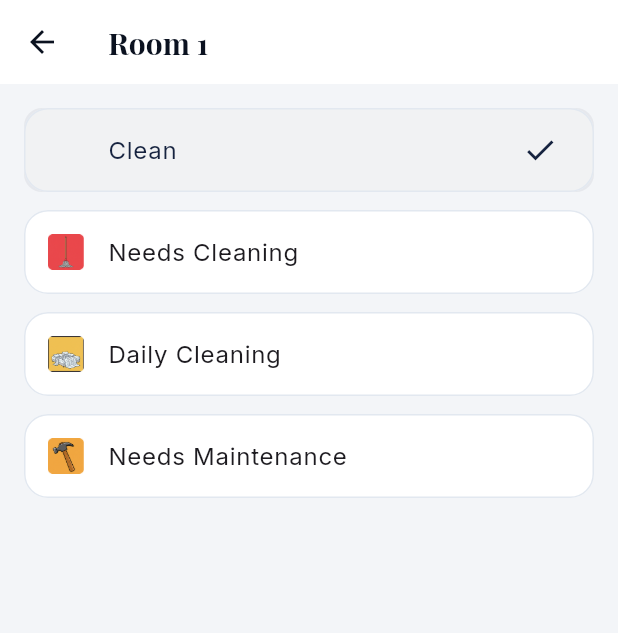
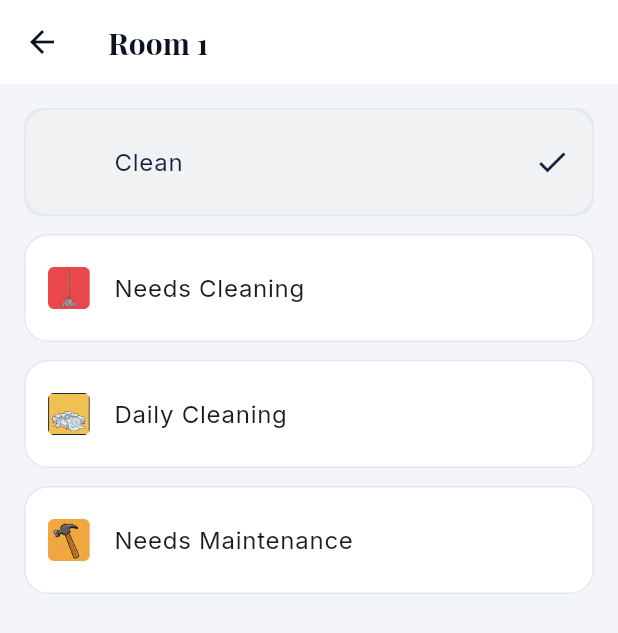
Before and after one commit to ZanjiOfficial/NFHotel, a Flutter app: the RoomOverview screen opened directly, after a tap on an icon or button, on a phone screen of 412 x 824 dp. Shown: the top 633 px of the screen. Run offline on Flutter 3.47's test engine with Material 3 defaults, Android fonts, the phone set to English and light mode, and no system bars; our stand-ins replace flutter_login, google_fonts; network calls fail.

Commit message:
refactor: improve code readability and layout in AdministrationPanel and RoomView

```diff
--- a/src/mobil_application/lib/Presentation/RoomList.dart
+++ b/src/mobil_application/lib/Presentation/RoomList.dart
@@ -39,12 +39,15 @@ class RoomOverview extends StatelessWidget {
           ),
         ],
       ),
-      body: ListenableBuilder(
+      body: SafeArea(
+        child: ListenableBuilder(
           listenable: roomController,
+          // 2 columns on phones, more on wider screens
           builder: (context, _) => GridView.builder(
             padding: const EdgeInsets.all(16),
-          gridDelegate: const SliverGridDelegateWithFixedCrossAxisCount(
-            crossAxisCount: 3,
+            gridDelegate: const SliverGridDelegateWithMaxCrossAxisExtent(
+              maxCrossAxisExtent: 200,
+              childAspectRatio: 0.9,
               mainAxisSpacing: 12,
               crossAxisSpacing: 12,
             ),
@@ -60,6 +63,7 @@ class RoomOverview extends StatelessWidget {
             ),
           ),
         ),
+      ),
     );
   }
 }
--- a/src/mobil_application/lib/Presentation/RoomView.dart
+++ b/src/mobil_application/lib/Presentation/RoomView.dart
@@ -14,7 +14,8 @@ class RoomView extends StatelessWidget {
   Widget build(BuildContext context) {
     return Scaffold(
       appBar: AppBar(title: Text('Room ${room.number}')),
-      body: ListenableBuilder(
+      body: SafeArea(
+        child: ListenableBuilder(
           listenable: roomController,
           builder: (context, _) => ListView(
             padding: const EdgeInsets.all(16),
@@ -24,7 +25,8 @@ class RoomView extends StatelessWidget {
                   padding: const EdgeInsets.only(bottom: 12),
                   child: Card(
                     child: ListTile(
-                    leading: StatusIcon(status: status, size: 24),
+                      contentPadding: const EdgeInsets.symmetric(horizontal: 16, vertical: 8),
+                      leading: StatusIcon(status: status, size: 28),
                       title: Text(status.label),
                       selected: room.status == status,
                       trailing: room.status == status
@@ -37,6 +39,7 @@ class RoomView extends StatelessWidget {
             ],
           ),
         ),
+      ),
     );
   }
 }
```
Also changed, not shown: src/mobil_application/lib/Presentation/AdministrationPanel.dart (+68 -35 lines). Lines whose indentation alone changed are shown as unchanged.
